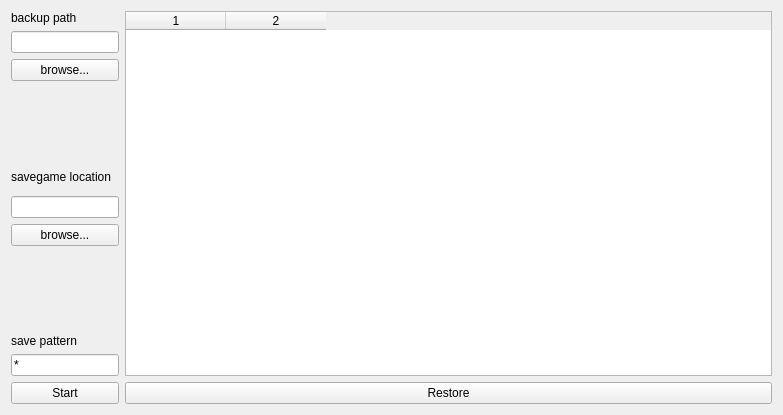
rdoeffinger/QuicksaveManager, file mainwindow.ui: the form before one commit.
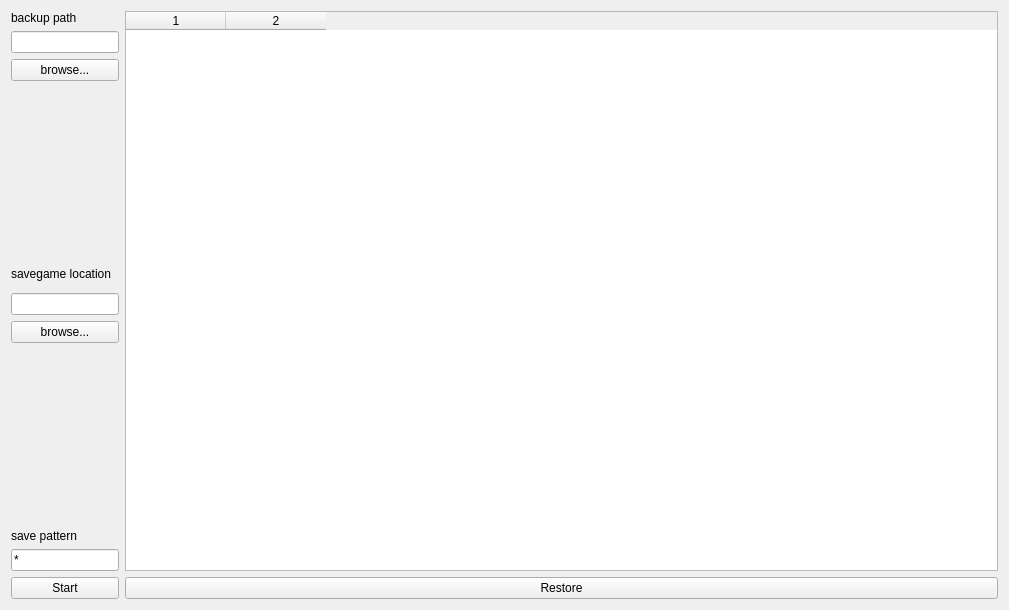
The form after the commit.

Commit message: Add settings store and image view window.

The edit to the form file:
```diff
--- a/mainwindow.ui
+++ b/mainwindow.ui
@@ -6,8 +6,8 @@
    <rect>
     <x>0</x>
     <y>0</y>
-    <width>783</width>
-    <height>415</height>
+    <width>1009</width>
+    <height>610</height>
    </rect>
   </property>
   <property name="windowTitle">
```
Left out of the diff: 3 changed lines with no effect on the pictures. The commit also changes 2 other files.
